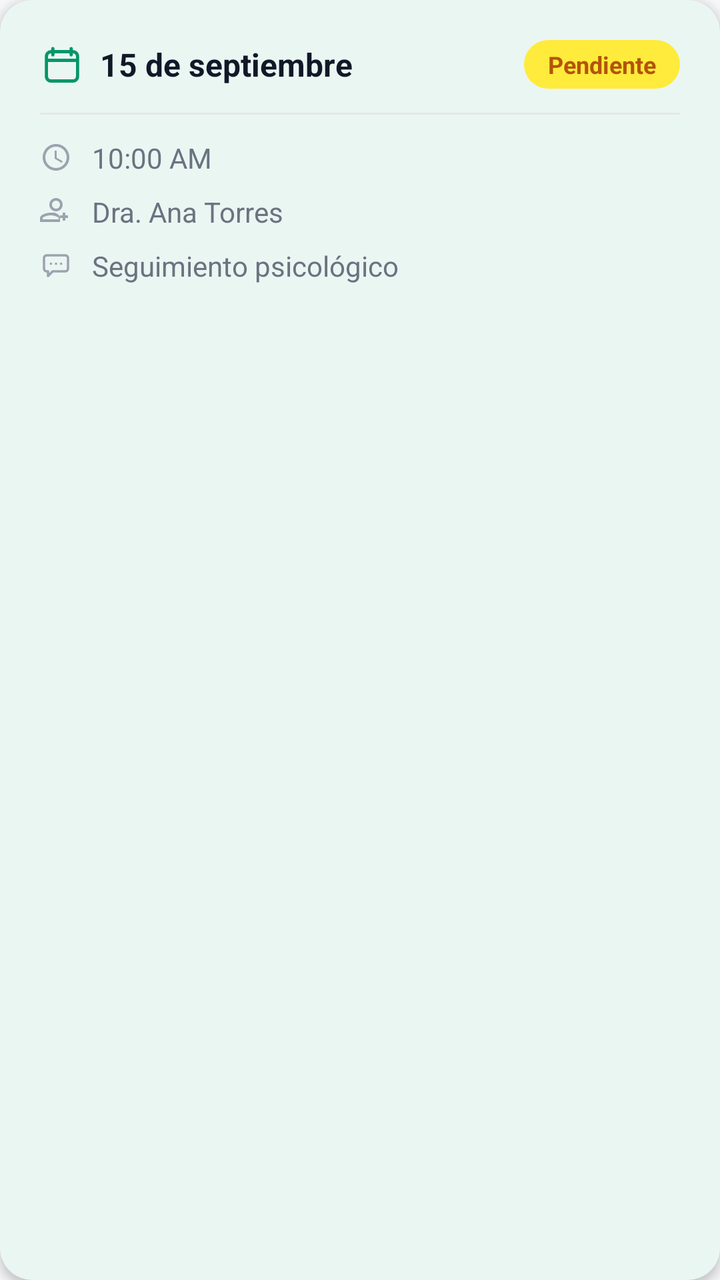
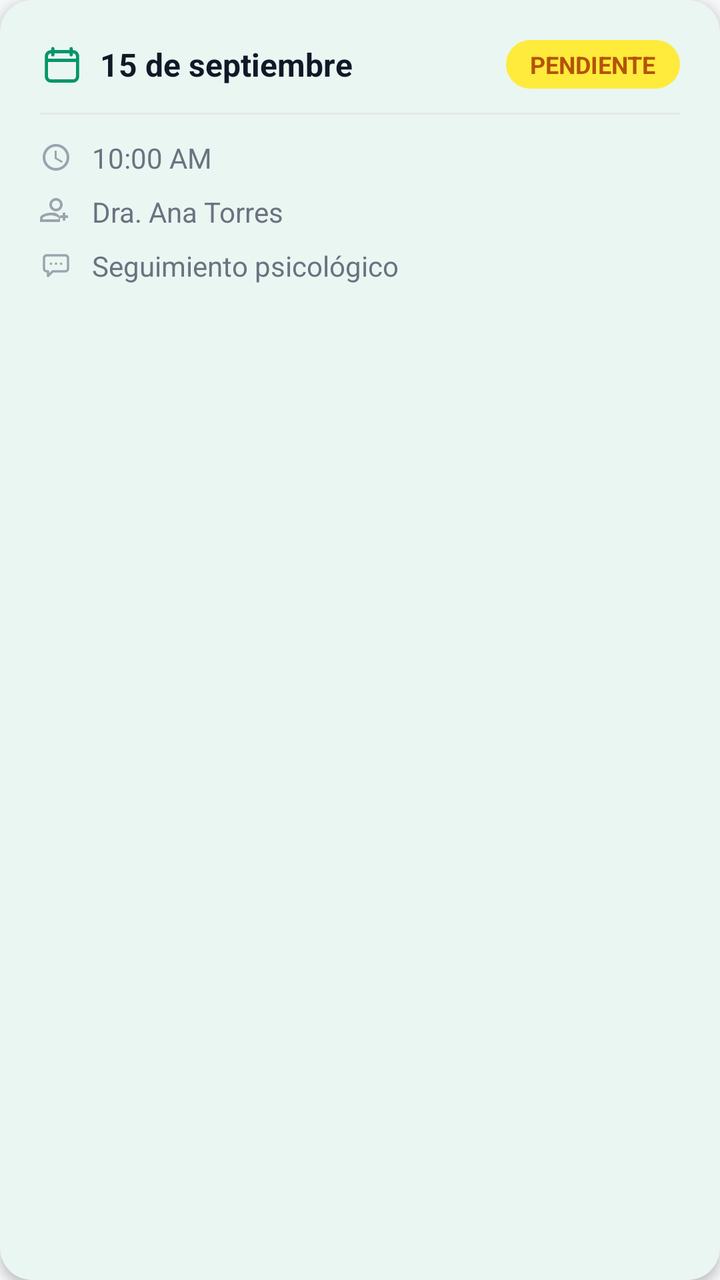

Before-and-after screenshots of an Android layout around one commit, followed by the original layout XML and the change that was made.
<!-- AndroidManifest.xml: application theme Theme.BienestarUPC -->
<!-- res/layout/item_my_appointment.xml -->
<?xml version="1.0" encoding="utf-8"?>
<com.google.android.material.card.MaterialCardView
    xmlns:android="http://schemas.android.com/apk/res/android"
    xmlns:app="http://schemas.android.com/apk/res-auto"
    android:layout_width="match_parent"
    android:layout_height="wrap_content"
    android:layout_marginBottom="16dp"
    android:layout_marginStart="2dp"
    android:layout_marginEnd="2dp"
    app:cardBackgroundColor="@color/white_card"
    app:cardCornerRadius="16dp"
    app:cardElevation="3dp"
    app:strokeWidth="0dp">

    <LinearLayout
        android:layout_width="match_parent"
        android:layout_height="wrap_content"
        android:orientation="vertical"
        android:padding="20dp">

        
        <LinearLayout
            android:layout_width="match_parent"
            android:layout_height="wrap_content"
            android:orientation="horizontal"
            android:gravity="center_vertical">

            <ImageView android:contentDescription="@null"
                android:layout_width="22dp"
                android:layout_height="22dp"
                android:layout_marginEnd="8dp"
                android:src="@drawable/ic_calendar"
                app:tint="@color/green_primary" />

            <TextView
                android:id="@+id/txt_date"
                android:layout_width="0dp"
                android:layout_height="wrap_content"
                android:layout_weight="1"
                android:text="15 de septiembre"
                android:textColor="@color/text_primary"
                android:textSize="16sp"
                android:textStyle="bold" />

            <TextView
                android:id="@+id/txt_status"
                android:layout_width="wrap_content"
                android:layout_height="wrap_content"
                android:paddingStart="12dp"
                android:paddingEnd="12dp"
                android:paddingTop="4dp"
                android:paddingBottom="4dp"
                android:text="Pendiente"
                android:textColor="@color/risk_medium_text"
                android:textSize="12sp"
                android:textStyle="bold"
                android:background="@drawable/badge_risk_medium" />
        </LinearLayout>

        <View
            android:layout_width="match_parent"
            android:layout_height="1dp"
            android:layout_marginTop="12dp"
            android:layout_marginBottom="12dp"
            android:background="#E5E7EB" />

        
        <LinearLayout
            android:layout_width="match_parent"
            android:layout_height="wrap_content"
            android:orientation="vertical">

            
            <LinearLayout
                android:layout_width="match_parent"
                android:layout_height="wrap_content"
                android:orientation="horizontal"
                android:gravity="center_vertical"
                android:layout_marginBottom="8dp">

                <ImageView android:contentDescription="@null"
                    android:layout_width="16dp"
                    android:layout_height="16dp"
                    android:layout_marginEnd="10dp"
                    android:src="@drawable/ic_clock_outline"
                    app:tint="@color/text_hint" />

                <TextView
                    android:id="@+id/txt_time_psicologo"
                    android:layout_width="wrap_content"
                    android:layout_height="wrap_content"
                    android:text="10:00 AM"
                    android:textColor="@color/text_secondary"
                    android:textSize="14sp" />
            </LinearLayout>

            
            <LinearLayout
                android:id="@+id/layout_doctor"
                android:layout_width="match_parent"
                android:layout_height="wrap_content"
                android:orientation="horizontal"
                android:gravity="center_vertical"
                android:layout_marginBottom="8dp">

                <ImageView android:contentDescription="@null"
                    android:layout_width="16dp"
                    android:layout_height="16dp"
                    android:layout_marginEnd="10dp"
                    android:src="@drawable/ic_doctor"
                    app:tint="@color/text_hint" />

                <TextView
                    android:id="@+id/txt_psicologo_name"
                    android:layout_width="wrap_content"
                    android:layout_height="wrap_content"
                    android:text="Dra. Ana Torres"
                    android:textColor="@color/text_secondary"
                    android:textSize="14sp" />
            </LinearLayout>

            
            <LinearLayout
                android:layout_width="match_parent"
                android:layout_height="wrap_content"
                android:orientation="horizontal"
                android:gravity="center_vertical">

                <ImageView android:contentDescription="@null"
                    android:layout_width="16dp"
                    android:layout_height="16dp"
                    android:layout_marginEnd="10dp"
                    android:src="@drawable/ic_chat"
                    app:tint="@color/text_hint" />

                <TextView
                    android:id="@+id/txt_motivo"
                    android:layout_width="wrap_content"
                    android:layout_height="wrap_content"
                    android:text="Seguimiento psicológico"
                    android:textColor="@color/text_secondary"
                    android:textSize="14sp" />
            </LinearLayout>
        </LinearLayout>

        
        <com.google.android.material.button.MaterialButton
            android:id="@+id/btn_cancel"
            style="@style/Widget.Material3.Button.OutlinedButton"
            android:layout_width="match_parent"
            android:layout_height="wrap_content"
            android:layout_marginTop="16dp"
            android:text="Cancelar cita"
            android:textColor="@color/risk_high_text"
            app:strokeColor="@color/risk_high_bg"
            app:rippleColor="#20DC2626"
            android:textSize="14sp"
            android:visibility="gone" />

    </LinearLayout>
</com.google.android.material.card.MaterialCardView>
<!-- resources referenced by this layout -->
<resources>
  <color name="green_primary">#059669</color>
  <color name="risk_high_bg">#F44336</color>
  <color name="risk_high_text">#DC2626</color>
  <color name="risk_medium_text">#B45309</color>
  <color name="text_hint">#9CA3AF</color>
  <color name="text_primary">#111827</color>
  <color name="text_secondary">#6B7280</color>
  <color name="white_card">#FFFFFF</color>
  <!-- drawable badge_risk_medium (drawable) -->
  <?xml version="1.0" encoding="utf-8"?>
  <shape xmlns:android="http://schemas.android.com/apk/res/android"
      android:shape="rectangle">
      <solid android:color="@color/risk_medium_bg" />
      <corners android:radius="20dp" />
  </shape>
  <color name="risk_medium_bg">#FFEB3B</color>
  <color name="green_container">#D1FAE5</color>
  <color name="on_primary_container">#053B2A</color>
  <color name="teal_primary">#0D9488</color>
  <color name="teal_light">#CCFBF1</color>
  <color name="background_gray">#F6F7F9</color>
  <color name="surface_container_low">#F8FAFC</color>
  <color name="surface_container">#EFF2F5</color>
  <color name="surface_container_high">#E7EAEE</color>
  <color name="surface_container_highest">#DEE2E8</color>
  <color name="surface_outline">#C9CFD8</color>
  <color name="surface_outline_variant">#E4E7EC</color>
  <color name="error_text">#DC2626</color>
  <color name="green_primary_dark">#047857</color>
  <style name="Widget.BienestarUPC.Card" parent="Widget.Material3.CardView.Elevated">
          <item name="cardCornerRadius">20dp</item>
          <item name="cardElevation">1dp</item>
          <item name="cardBackgroundColor">@color/white_card</item>
          <item name="strokeColor">@color/stroke_color</item>
          <item name="strokeWidth">1dp</item>
          <item name="rippleColor">@color/green_light</item>
      </style>
  <style name="Widget.BienestarUPC.Chip" parent="Widget.Material3.Chip.Filter">
          <item name="chipCornerRadius">20dp</item>
          <item name="chipMinHeight">36dp</item>
          <item name="chipBackgroundColor">@color/chip_bg</item>
          <item name="android:textColor">@color/chip_text</item>
          <item name="chipStrokeWidth">1dp</item>
          <item name="chipStrokeColor">@color/stroke_color</item>
      </style>
  <style name="ThemeOverlay.BienestarUPC.MaterialAlertDialog" parent="ThemeOverlay.Material3.MaterialAlertDialog">
          <item name="shapeAppearanceOverlay">@style/ShapeAppearance.BienestarUPC.Dialog</item>
          <item name="colorSecondary">@color/green_primary</item>
      </style>
  <style name="Widget.BienestarUPC.Snackbar" parent="Widget.Material3.Snackbar">
          <item name="backgroundTint">@color/text_primary</item>
          <item name="android:textColor">@color/white_card</item>
          <item name="shapeAppearanceOverlay">@style/ShapeAppearance.BienestarUPC.Snackbar</item>
      </style>
  <color name="gray_medium">#9CA3AF</color>
  <color name="stroke_color">#EDEFF2</color>
  <color name="green_light">#D1FAE5</color>
  <color name="nav_background">#FFFFFF</color>
  <color name="chip_bg">#F3F4F6</color>
  <color name="chip_text">#111827</color>
  <style name="ShapeAppearance.BienestarUPC.Dialog" parent="ShapeAppearance.Material3.LargeComponent">
          <item name="cornerSize">24dp</item>
      </style>
  <style name="ShapeAppearance.BienestarUPC.Snackbar" parent="ShapeAppearance.Material3.MediumComponent">
          <item name="cornerFamily">rounded</item>
          <item name="cornerSize">14dp</item>
      </style>
  <!-- unchanged entries left out for length: 8 -->
</resources>

<!-- the commit's change to res/layout/item_my_appointment.xml (unified diff, before → after) -->
@@ -37,7 +37,7 @@
                 android:layout_width="0dp"
                 android:layout_height="wrap_content"
                 android:layout_weight="1"
-                android:text="15 de septiembre"
+                android:text="@string/txt_15_de_septiembre"
                 android:textColor="@color/text_primary"
                 android:textSize="16sp"
                 android:textStyle="bold" />
@@ -50,7 +50,7 @@
                 android:paddingEnd="12dp"
                 android:paddingTop="4dp"
                 android:paddingBottom="4dp"
-                android:text="Pendiente"
+                android:text="@string/txt_pendiente"
                 android:textColor="@color/risk_medium_text"
                 android:textSize="12sp"
                 android:textStyle="bold"
@@ -89,7 +89,7 @@
                     android:id="@+id/txt_time_psicologo"
                     android:layout_width="wrap_content"
                     android:layout_height="wrap_content"
-                    android:text="10:00 AM"
+                    android:text="@string/txt_10_00_am"
                     android:textColor="@color/text_secondary"
                     android:textSize="14sp" />
             </LinearLayout>
@@ -114,7 +114,7 @@
                     android:id="@+id/txt_psicologo_name"
                     android:layout_width="wrap_content"
                     android:layout_height="wrap_content"
-                    android:text="Dra. Ana Torres"
+                    android:text="@string/txt_dra_ana_torres"
                     android:textColor="@color/text_secondary"
                     android:textSize="14sp" />
             </LinearLayout>
@@ -137,7 +137,7 @@
                     android:id="@+id/txt_motivo"
                     android:layout_width="wrap_content"
                     android:layout_height="wrap_content"
-                    android:text="Seguimiento psicológico"
+                    android:text="@string/txt_seguimiento_psicologico"
                     android:textColor="@color/text_secondary"
                     android:textSize="14sp" />
             </LinearLayout>
@@ -150,7 +150,7 @@
             android:layout_width="match_parent"
             android:layout_height="wrap_content"
             android:layout_marginTop="16dp"
-            android:text="Cancelar cita"
+            android:text="@string/txt_cancelar_cita"
             android:textColor="@color/risk_high_text"
             app:strokeColor="@color/risk_high_bg"
             app:rippleColor="#20DC2626"
<!-- resource entries referenced after the edit -->
@@ -15,6 +15,12 @@
       <solid android:color="@color/risk_medium_bg" />
       <corners android:radius="20dp" />
   </shape>
+  <string name="txt_10_00_am">10:00 AM</string>
+  <string name="txt_15_de_septiembre">15 de septiembre</string>
+  <string name="txt_cancelar_cita">Cancelar cita</string>
+  <string name="txt_dra_ana_torres">Dra. Ana Torres</string>
+  <string name="txt_pendiente">PENDIENTE</string>
+  <string name="txt_seguimiento_psicologico">Seguimiento psicológico</string>
   <color name="risk_medium_bg">#FFEB3B</color>
   <color name="green_container">#D1FAE5</color>
   <color name="on_primary_container">#053B2A</color>
